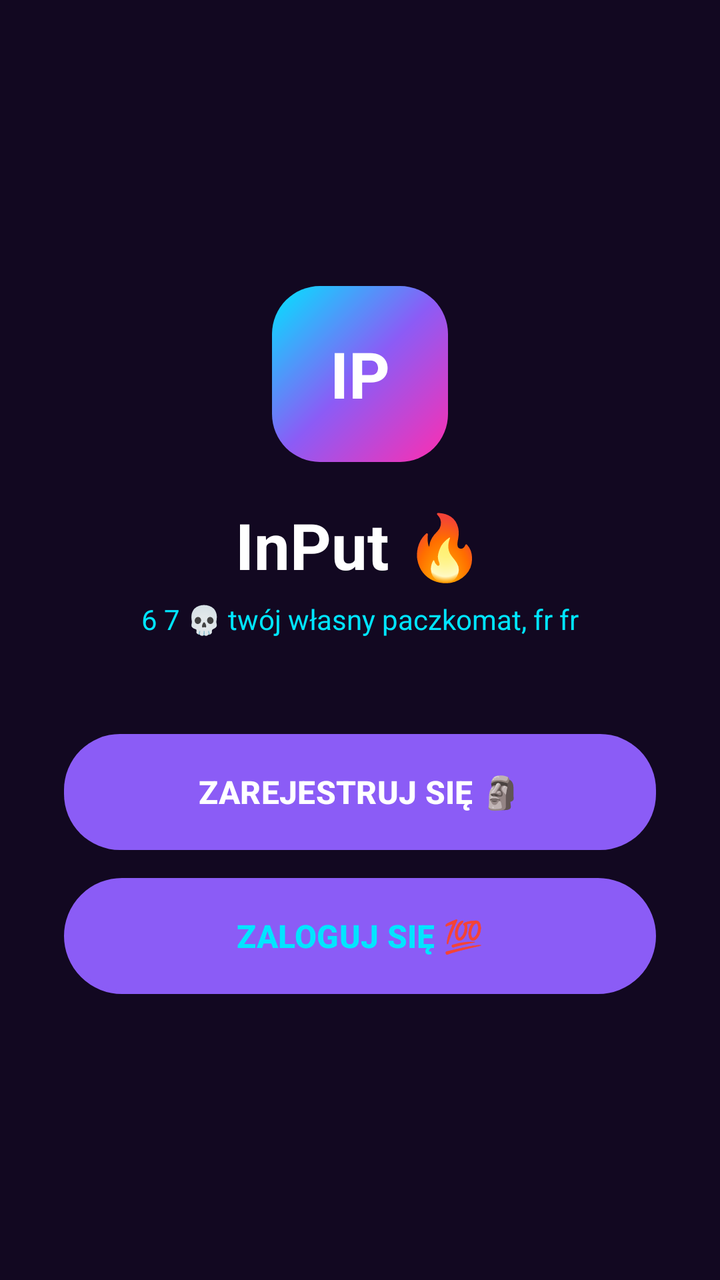
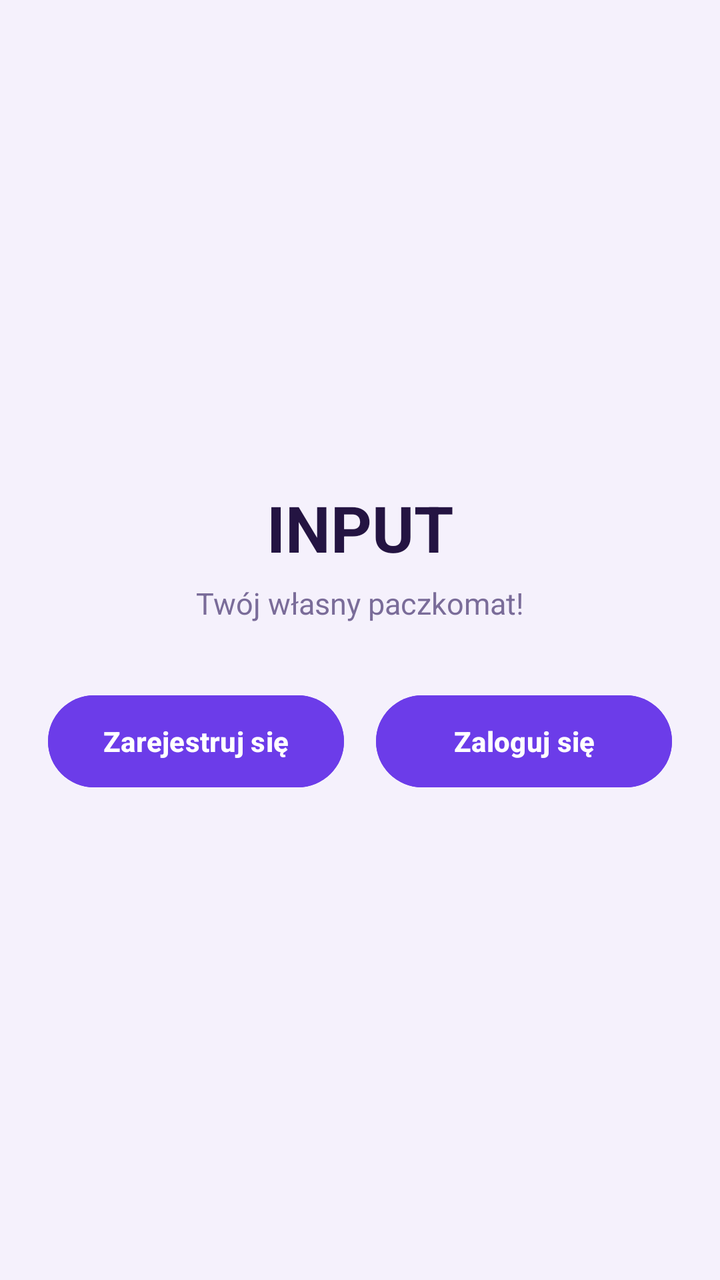

Two renders of the same Android screen: before a commit and after it. Below are the layout's source before the change and the commit's diff.
<!-- AndroidManifest.xml: application theme Theme.DemoEmptyActivity -->
<!-- res/layout/activity_main.xml -->
<?xml version="1.0" encoding="utf-8"?>
<LinearLayout xmlns:android="http://schemas.android.com/apk/res/android"
    xmlns:tools="http://schemas.android.com/tools"
    android:id="@+id/main"
    android:layout_width="match_parent"
    android:layout_height="match_parent"
    android:orientation="vertical"
    android:gravity="center"
    android:background="@color/bg_dark"
    android:paddingHorizontal="32dp"
    tools:context=".MainActivity">

    <FrameLayout
        android:layout_width="88dp"
        android:layout_height="88dp"
        android:background="@drawable/gradient_tile"
        android:layout_marginBottom="20dp">

        <TextView
            android:layout_width="match_parent"
            android:layout_height="match_parent"
            android:gravity="center"
            android:text="IP"
            android:textColor="@color/white"
            android:textSize="32sp"
            android:textStyle="bold" />
    </FrameLayout>

    <TextView
        android:layout_width="wrap_content"
        android:layout_height="wrap_content"
        android:text="InPut 🔥"
        android:textSize="32sp"
        android:textStyle="bold"
        android:textColor="@color/text_light"
        android:layout_marginBottom="6dp" />

    <TextView
        android:layout_width="wrap_content"
        android:layout_height="wrap_content"
        android:text="6 7 💀 twój własny paczkomat, fr fr"
        android:textSize="14sp"
        android:textColor="@color/neon_cyan"
        android:gravity="center"
        android:layout_marginBottom="48dp" />

    <Button
        android:id="@+id/btn1"
        android:layout_width="match_parent"
        android:layout_height="58dp"
        android:background="@drawable/gradient_button"
        android:text="ZAREJESTRUJ SIĘ 🗿"
        android:textColor="@color/white"
        android:textSize="16sp"
        android:textStyle="bold"
        android:textAllCaps="false"
        android:layout_marginBottom="14dp" />

    <Button
        android:id="@+id/btn2"
        android:layout_width="match_parent"
        android:layout_height="58dp"
        android:background="@drawable/outline_button"
        android:text="ZALOGUJ SIĘ 💯"
        android:textColor="@color/neon_cyan"
        android:textSize="16sp"
        android:textStyle="bold"
        android:textAllCaps="false" />

</LinearLayout>
<!-- resources referenced by this layout -->
<resources>
  <color name="bg_dark">#120821</color>
  <color name="neon_cyan">#00E5FF</color>
  <color name="text_light">#FFFFFF</color>
  <color name="white">#FFFFFFFF</color>
  <!-- drawable gradient_button (drawable) -->
  <shape xmlns:android="http://schemas.android.com/apk/res/android">
      <corners android:radius="28dp"/>
      <gradient
          android:type="linear"
          android:angle="0"
          android:startColor="@color/neon_pink"
          android:centerColor="@color/neon_purple"
          android:endColor="@color/neon_cyan"/>
  </shape>
  <!-- drawable gradient_tile (drawable) -->
  <shape xmlns:android="http://schemas.android.com/apk/res/android">
      <corners android:radius="24dp"/>
      <gradient
          android:type="linear"
          android:angle="135"
          android:startColor="@color/neon_pink"
          android:centerColor="@color/neon_purple"
          android:endColor="@color/neon_cyan"/>
  </shape>
  <!-- drawable outline_button (drawable) -->
  <shape xmlns:android="http://schemas.android.com/apk/res/android">
      <corners android:radius="28dp"/>
      <solid android:color="@color/surface_dark"/>
      <stroke android:width="2dp" android:color="@color/neon_cyan"/>
  </shape>
  <style name="Theme.DemoEmptyActivity" parent="Base.Theme.DemoEmptyActivity" />
  <color name="neon_pink">#FF2DAF</color>
  <color name="neon_purple">#8B5CF6</color>
  <color name="surface_dark">#1E1233</color>
  <style name="Base.Theme.DemoEmptyActivity" parent="Theme.Material3.DayNight.NoActionBar">
          <item name="colorPrimary">@color/neon_purple</item>
          <item name="android:windowBackground">@color/bg_dark</item>
      </style>
</resources>

<!-- the commit's change to res/layout/activity_main.xml (unified diff, before → after) -->
@@ -1,70 +1,61 @@
 <?xml version="1.0" encoding="utf-8"?>
-<LinearLayout xmlns:android="http://schemas.android.com/apk/res/android"
+<androidx.appcompat.widget.LinearLayoutCompat xmlns:android="http://schemas.android.com/apk/res/android"
+    xmlns:app="http://schemas.android.com/apk/res-auto"
     xmlns:tools="http://schemas.android.com/tools"
     android:id="@+id/main"
     android:layout_width="match_parent"
     android:layout_height="match_parent"
     android:orientation="vertical"
     android:gravity="center"
-    android:background="@color/bg_dark"
-    android:paddingHorizontal="32dp"
+    android:padding="24dp"
+    android:background="@color/purple_background"
     tools:context=".MainActivity">
-
-    <FrameLayout
-        android:layout_width="88dp"
-        android:layout_height="88dp"
-        android:background="@drawable/gradient_tile"
-        android:layout_marginBottom="20dp">
-
-        <TextView
-            android:layout_width="match_parent"
-            android:layout_height="match_parent"
-            android:gravity="center"
-            android:text="IP"
-            android:textColor="@color/white"
-            android:textSize="32sp"
-            android:textStyle="bold" />
-    </FrameLayout>
 
     <TextView
         android:layout_width="wrap_content"
         android:layout_height="wrap_content"
-        android:text="InPut 🔥"
+        android:text="INPUT"
         android:textSize="32sp"
         android:textStyle="bold"
-        android:textColor="@color/text_light"
+        android:textColor="@color/text_dark"
         android:layout_marginBottom="6dp" />
 
     <TextView
         android:layout_width="wrap_content"
         android:layout_height="wrap_content"
-        android:text="6 7 💀 twój własny paczkomat, fr fr"
-        android:textSize="14sp"
-        android:textColor="@color/neon_cyan"
-        android:gravity="center"
-        android:layout_marginBottom="48dp" />
+        android:text="Twój własny paczkomat!"
+        android:textSize="15sp"
+        android:textColor="@color/text_muted"
+        android:layout_marginBottom="32dp" />
 
-    <Button
-        android:id="@+id/btn1"
+    <LinearLayout
         android:layout_width="match_parent"
-        android:layout_height="58dp"
-        android:background="@drawable/gradient_button"
-        android:text="ZAREJESTRUJ SIĘ 🗿"
-        android:textColor="@color/white"
-        android:textSize="16sp"
-        android:textStyle="bold"
-        android:textAllCaps="false"
-        android:layout_marginBottom="14dp" />
+        android:layout_height="wrap_content"
+        android:orientation="horizontal">
 
-    <Button
-        android:id="@+id/btn2"
-        android:layout_width="match_parent"
-        android:layout_height="58dp"
-        android:background="@drawable/outline_button"
-        android:text="ZALOGUJ SIĘ 💯"
-        android:textColor="@color/neon_cyan"
-        android:textSize="16sp"
-        android:textStyle="bold"
-        android:textAllCaps="false" />
+        <Button
+            android:layout_width="0dp"
+            android:layout_height="54dp"
+            android:layout_weight="1"
+            android:layout_marginEnd="8dp"
+            android:id="@+id/btn1"
+            android:text="Zarejestruj się"
+            android:textSize="14sp"
+            android:textStyle="bold"
+            android:textColor="@color/white"
+            android:backgroundTint="@color/purple_primary" />
 
-</LinearLayout>
+        <Button
+            android:layout_width="0dp"
+            android:layout_height="54dp"
+            android:layout_weight="1"
+            android:layout_marginStart="8dp"
+            android:id="@+id/btn2"
+            android:text="Zaloguj się"
+            android:textSize="14sp"
+            android:textStyle="bold"
+            android:textColor="@color/white"
+            android:backgroundTint="@color/purple_primary" />
+    </LinearLayout>
+
+</androidx.appcompat.widget.LinearLayoutCompat>
<!-- resource entries referenced after the edit -->
@@ -1,42 +1,17 @@
 <!-- resources referenced by this layout -->
 <resources>
-  <color name="bg_dark">#120821</color>
-  <color name="neon_cyan">#00E5FF</color>
-  <color name="text_light">#FFFFFF</color>
+  <color name="purple_background">#F5F1FC</color>
+  <color name="purple_primary">#6C3CE9</color>
+  <color name="text_dark">#241442</color>
+  <color name="text_muted">#7A6C99</color>
   <color name="white">#FFFFFFFF</color>
-  <!-- drawable gradient_button (drawable) -->
-  <shape xmlns:android="http://schemas.android.com/apk/res/android">
-      <corners android:radius="28dp"/>
-      <gradient
-          android:type="linear"
-          android:angle="0"
-          android:startColor="@color/neon_pink"
-          android:centerColor="@color/neon_purple"
-          android:endColor="@color/neon_cyan"/>
-  </shape>
-  <!-- drawable gradient_tile (drawable) -->
-  <shape xmlns:android="http://schemas.android.com/apk/res/android">
-      <corners android:radius="24dp"/>
-      <gradient
-          android:type="linear"
-          android:angle="135"
-          android:startColor="@color/neon_pink"
-          android:centerColor="@color/neon_purple"
-          android:endColor="@color/neon_cyan"/>
-  </shape>
-  <!-- drawable outline_button (drawable) -->
-  <shape xmlns:android="http://schemas.android.com/apk/res/android">
-      <corners android:radius="28dp"/>
-      <solid android:color="@color/surface_dark"/>
-      <stroke android:width="2dp" android:color="@color/neon_cyan"/>
-  </shape>
   <style name="Theme.DemoEmptyActivity" parent="Base.Theme.DemoEmptyActivity" />
-  <color name="neon_pink">#FF2DAF</color>
-  <color name="neon_purple">#8B5CF6</color>
-  <color name="surface_dark">#1E1233</color>
   <style name="Base.Theme.DemoEmptyActivity" parent="Theme.Material3.DayNight.NoActionBar">
-          <item name="colorPrimary">@color/neon_purple</item>
-          <item name="android:windowBackground">@color/bg_dark</item>
+          <item name="colorPrimary">@color/purple_primary</item>
+          <item name="colorPrimaryDark">@color/purple_primary_dark</item>
+          <item name="colorOnPrimary">@color/white</item>
+          <item name="android:windowBackground">@color/purple_background</item>
       </style>
+  <color name="purple_primary_dark">#4B2AAE</color>
 </resources>
 
